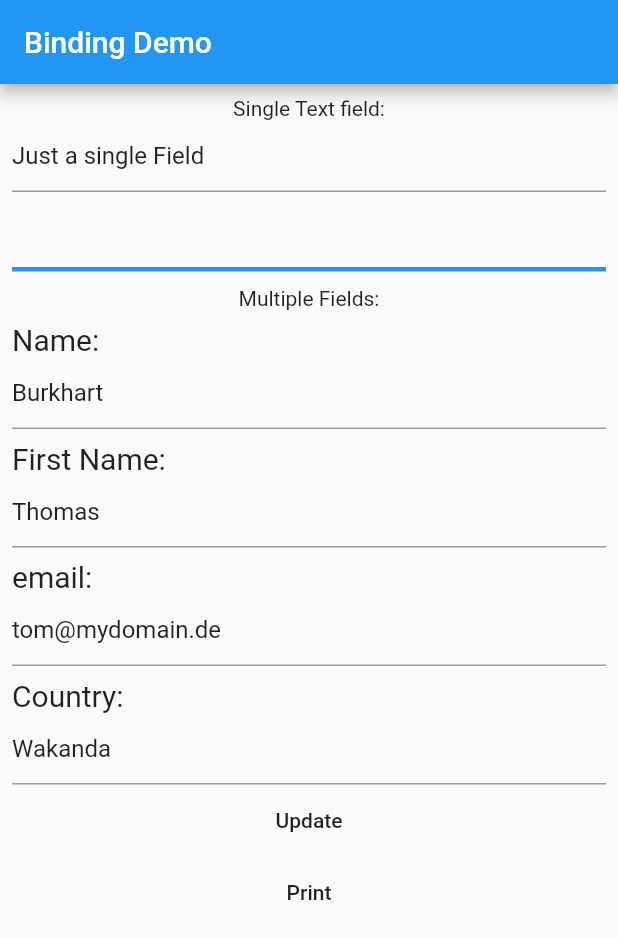
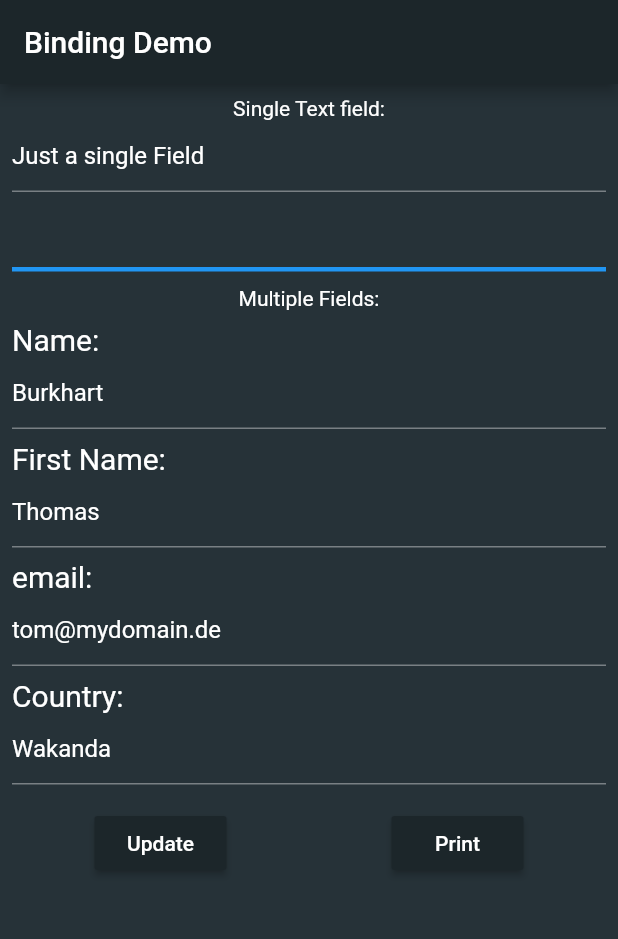
Before and after one commit to escamoteur/two_way_binding, a Flutter app: the screen it shows after launch, on a phone screen of 412 x 824 dp. Shown: the top 939 px of the screen. Run offline on Flutter 3.47's test engine with Material 2 defaults, Android fonts, the phone set to English and light mode, and no system bars.

Commit message:
clean up

```diff
--- a/lib/app_model.dart
+++ b/lib/app_model.dart
@@ -1,5 +1,5 @@
 import 'package:flutter/foundation.dart';
-import 'package:tuple/tuple.dart';
+
 
 
 class FormEntry {
@@ -42,7 +42,7 @@ class AppModel extends ChangeNotifier{
           FormEntry("email:","New email"),
           FormEntry("Country:","New Country"),
         ]);
-        printContent();
+
       notifyListeners();
     }
 
--- a/lib/keys.dart
+++ b/lib/keys.dart
@@ -1,4 +1,4 @@
-import 'package:flutter/foundation.dart';
+
 import 'package:flutter/widgets.dart';
 
 class AppKeys {
--- a/lib/main.dart
+++ b/lib/main.dart
@@ -1,7 +1,6 @@
 import 'dart:async';
 
 import 'package:flutter/material.dart';
-import 'package:flutter/services.dart';
 import 'package:two_way_binding/app_model.dart';
 import 'package:two_way_binding/main_page.dart';
 import 'package:two_way_binding/model_provider.dart';
@@ -29,6 +28,13 @@ class TheApp extends StatelessWidget {
       model: model,
       child: new MaterialApp(
         title: 'Binding Demo',
+        theme: new ThemeData.dark().copyWith(
+          disabledColor: Colors.white12,
+          primaryColor: new Color(0xFF1C262A),
+          buttonColor: new Color(0xFF1C262A),
+          accentColor: new Color(0xFFA7D9D5),
+          scaffoldBackgroundColor: new Color.fromRGBO(38, 50, 56, 1.0),),
+
         home: new MainPage(),
       ),
     );
--- a/lib/main_page.dart
+++ b/lib/main_page.dart
@@ -1,5 +1,4 @@
 import 'package:flutter/material.dart';
-import 'package:two_way_binding/app_model.dart';
 import 'package:two_way_binding/helpers.dart';
 import 'package:two_way_binding/keys.dart';
 import 'package:two_way_binding/model_provider.dart';
@@ -53,7 +52,6 @@ class MainPageState extends State<MainPage> {
                         itemCount: ModelProvider.of(context).formEntries.length,
                         itemBuilder: (context, index)
                         {
-                            AppModel model = ModelProvider.of(context);
                             return Padding(
                               padding: const EdgeInsets.only(top: 8.0),
                               child:
@@ -77,11 +75,15 @@ class MainPageState extends State<MainPage> {
                             );
                           }),
               ),
-              MaterialButton(
+              new Padding(
+                padding: const EdgeInsets.only(top: 15.0),
+                child: Row( mainAxisAlignment: MainAxisAlignment.spaceAround,
+                  children: <Widget>[
+                    MaterialButton(color: Theme.of(context).buttonColor,
                       child: Text("Update"),
                       onPressed:  ModelProvider.of(context).changeAppModel
                     ),
-              MaterialButton(
+                    MaterialButton(color: Theme.of(context).buttonColor,
                       child: Text("Print"),
                       onPressed: ()
                             {
@@ -93,6 +95,9 @@ class MainPageState extends State<MainPage> {
                   ],
                 ),
               ),
+            ],
+          ),
+        ),
       ),
     );
   }
--- a/lib/model_provider.dart
+++ b/lib/model_provider.dart
@@ -6,7 +6,7 @@ import 'package:two_way_binding/app_model.dart';
 
 
 // InheritedWidgets allow you to propagate values down the Widget Tree.
-// it can then be accessed by just writing  TheViewModel.of(context)
+// it can then be accessed by just writing  ModelProvider.of(context)
 class ModelProvider extends InheritedWidget {
   final AppModel model;
 
```
Also changed, not shown: lib/helpers.dart (+0 -16 lines), 1 other file. Lines whose indentation alone changed are shown as unchanged.
